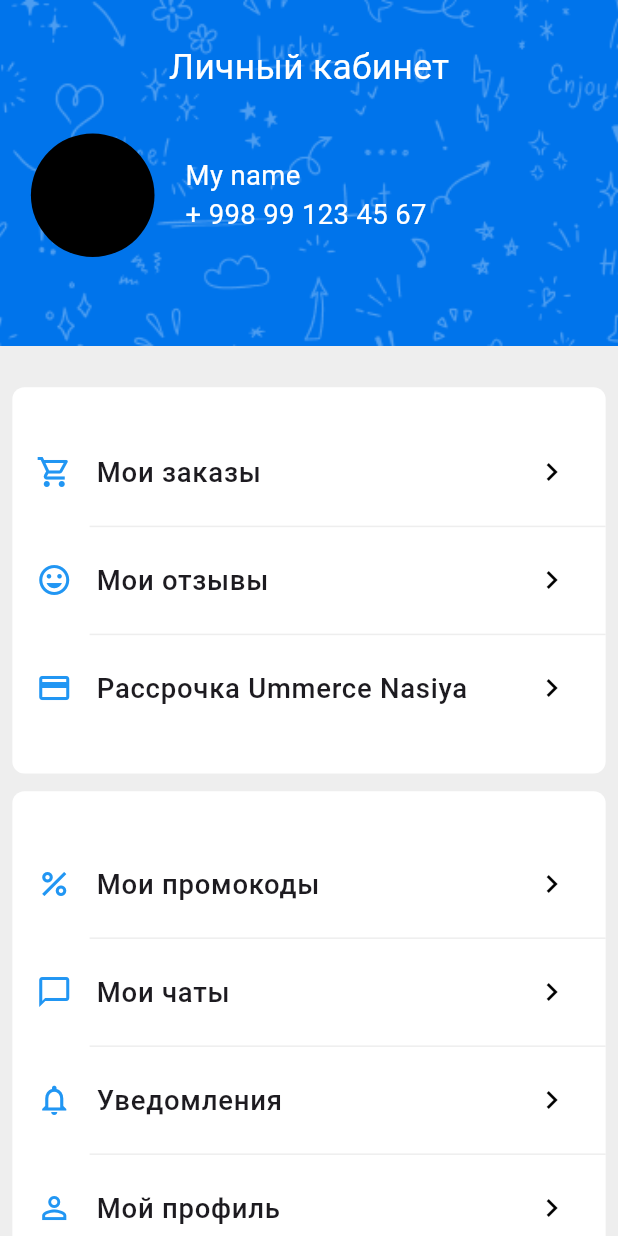
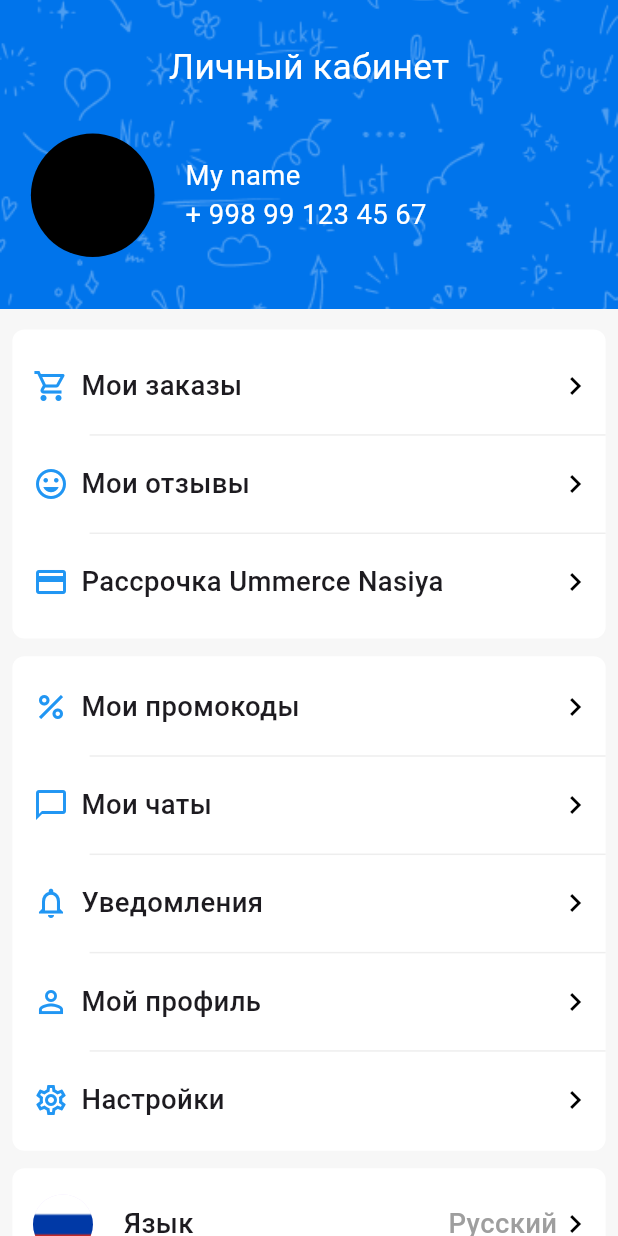
Before and after one commit to NurulloFayz/ecommerceulab, a Flutter app: the ProfilePage screen opened directly, on a phone screen of 412 x 824 dp. Run offline on Flutter 3.47's test engine with Material 3 defaults, Android fonts, the phone set to English and light mode, and no system bars; our stand-ins replace fan_carousel_image_slider, flutter_secure_storage, google_fonts, introduction_screen, pinput, shared_preferences; accounts and stored records are empty; network calls fail.

Commit message:
did some changes on Ui

```diff
--- a/lib/main.dart
+++ b/lib/main.dart
@@ -1,9 +1,11 @@
 import 'package:ecommerce_ulab/controller/provider/product_provider.dart';
 import 'package:ecommerce_ulab/pages/auth_pages/email_page.dart';
 import 'package:ecommerce_ulab/pages/auth_pages/enter_email_code_page.dart';
+import 'package:ecommerce_ulab/pages/catalog_page.dart';
 import 'package:ecommerce_ulab/pages/favourite_page.dart';
 import 'package:ecommerce_ulab/pages/home_page.dart';
 import 'package:ecommerce_ulab/pages/pages.dart';
+import 'package:ecommerce_ulab/pages/profile_page.dart';
 import 'package:ecommerce_ulab/pages/splash_page.dart';
 
 import 'package:flutter/material.dart';
@@ -31,7 +33,7 @@ class MyApp extends StatelessWidget {
           colorScheme: ColorScheme.fromSeed(seedColor: Colors.deepPurple),
           useMaterial3: true,
         ),
-        home: const MyPages(),
+        home: const EmailPage(),
         routes: {
           EmailPage.id:(context) => const EmailPage(),
           EnterEmailCodePage.id:(context) => const EnterEmailCodePage(''),
--- a/lib/pages/auth_pages/email_page.dart
+++ b/lib/pages/auth_pages/email_page.dart
@@ -25,11 +25,13 @@ class _EmailPageState extends State<EmailPage> {
     double screenHeight = MediaQuery.of(context).size.height;
     ViewEmailPage view = ViewEmailPage();
     return Scaffold(
+      backgroundColor: white,
         body: ChangeNotifierProvider(
           create: (context) => view,
           child: Consumer<ViewEmailPage>(
             builder: (context, view, index) {
               return SingleChildScrollView(
+                reverse: true,
                 physics: ClampingScrollPhysics(),
                 child: Container(
                   width: screenWidth,
@@ -85,7 +87,7 @@ class _EmailPageState extends State<EmailPage> {
                               hintText: Strings.authTextBDateHintText1,
                               hintStyle: TextStyle(color: Colors.grey,fontWeight: FontWeight.w400,fontSize: screenHeight / 42),
                               filled: true,
-                              fillColor: Colors.grey.withOpacity(0.2),
+                              fillColor: view.color,
                               contentPadding: EdgeInsets.all(screenHeight / 60),
                               border: OutlineInputBorder(
                                 borderSide: BorderSide.none,
@@ -115,7 +117,7 @@ class _EmailPageState extends State<EmailPage> {
                               hintText: Strings.authTextBDateHintText2,
                               hintStyle: TextStyle(color: Colors.grey,fontWeight: FontWeight.w400,fontSize: screenHeight / 42),
                               filled: true,
-                              fillColor: Colors.grey.withOpacity(0.2),
+                              fillColor: view.color,
                               contentPadding: EdgeInsets.all(screenHeight / 60),
                               border: OutlineInputBorder(
                                 borderSide: BorderSide.none,
@@ -146,7 +148,7 @@ class _EmailPageState extends State<EmailPage> {
                               hintText: Strings.authTextBPhoneNumber6,
                               hintStyle: TextStyle(color: Colors.grey,fontWeight: FontWeight.w400,fontSize: screenHeight / 42),
                               filled: true,
-                              fillColor: Colors.grey.withOpacity(0.2),
+                              fillColor:view.color,
                               contentPadding: EdgeInsets.all(screenHeight / 60),
                               border: OutlineInputBorder(
                                 borderSide: BorderSide.none,
@@ -177,7 +179,7 @@ class _EmailPageState extends State<EmailPage> {
                               hintText: Strings.authTextBDateHintText6,
                               hintStyle: TextStyle(color: Colors.grey,fontWeight: FontWeight.w400,fontSize: screenHeight / 42),
                               filled: true,
-                              fillColor: Colors.grey.withOpacity(0.2),
+                              fillColor: view.color,
                               contentPadding: EdgeInsets.all(screenHeight / 60),
                               border: OutlineInputBorder(
                                   borderSide: BorderSide.none,
--- a/lib/pages/catalog_page.dart
+++ b/lib/pages/catalog_page.dart
@@ -55,7 +55,7 @@ class _CatalogPageState extends State<CatalogPage> {
                             contentPadding: EdgeInsets.all(
                                 MediaQuery.of(context).size.height / 60),
                             filled: true,
-                            fillColor: Colors.grey.withOpacity(0.2),
+                            fillColor:view.color,
                             hintText: Strings.homePageHintText,
                             hintStyle: TextStyle(
                                 fontSize:
--- a/lib/pages/profile_page.dart
+++ b/lib/pages/profile_page.dart
@@ -1,8 +1,7 @@
-import 'package:ecommerce_ulab/pages/onBoarding_page.dart';
 import 'package:ecommerce_ulab/utils/color.dart';
 import 'package:ecommerce_ulab/utils/strings.dart';
+import 'package:ecommerce_ulab/views/view_profile_page.dart';
 import 'package:flutter/material.dart';
-import 'package:shared_preferences/shared_preferences.dart';
 
 class ProfilePage extends StatefulWidget {
   static const String id = 'profile_page';
@@ -14,17 +13,19 @@ class ProfilePage extends StatefulWidget {
 }
 
 class _ProfilePageState extends State<ProfilePage> {
+  ViewProfilePage view = ViewProfilePage();
   @override
   Widget build(BuildContext context) {
     double screenWidth = MediaQuery.of(context).size.width;
     double screenHeight = MediaQuery.of(context).size.height;
+    double figmaHeight = 203.0;
     return Scaffold(
-      backgroundColor: Colors.grey.shade200,
+      backgroundColor:view.color,
       body: SingleChildScrollView(
         child: Column(
           children: [
             Container(
-              height: screenHeight * 0.28,
+              height:figmaHeight * (screenHeight / 812),
               width: screenWidth,
               decoration: BoxDecoration(
                 image: DecorationImage(
@@ -86,12 +87,12 @@ class _ProfilePageState extends State<ProfilePage> {
               ),
             ),
             SizedBox(
-              height: screenHeight / 30,
+              height: screenHeight / 60,
             ),
             Container(
               margin: EdgeInsets.only(
                   right: screenWidth / 50, left: screenWidth / 50),
-              height: screenHeight / 3.2,
+              height: screenHeight / 4,
               width: screenHeight / 2.0,
               decoration: BoxDecoration(
                 color: white,
@@ -100,59 +101,83 @@ class _ProfilePageState extends State<ProfilePage> {
               child: Column(
                 mainAxisAlignment: MainAxisAlignment.center,
                 children: [
-                  ListTile(
-                    leading: Icon(
+                  SizedBox(height: screenHeight / 50,),
+                  Row(
+                    children: [
+                      SizedBox(width: screenWidth / 30,),
+                      Icon(
                         Icons.shopping_cart_outlined,
                         color: blue,
                       ),
-                    title: Text(
+                      SizedBox(width: screenWidth / 50,),
+                      Text(
                         Strings.profilePageText3,
                         style: TextStyle(
                             fontSize: screenHeight / 45,
                             fontWeight: FontWeight.w500),
                       ),
-                    trailing: Icon(
+                      Spacer(),
+                      Icon(
                         Icons.navigate_next,
                         color: black,
                       ),
+                      SizedBox(width: screenWidth / 50,)
+                    ],
                   ),
+                  SizedBox(height: screenHeight / 70,),
                   Divider(
                     indent: screenWidth / 8,
                     color: greyShade2,
                   ),
-                  ListTile(
-                    leading: Icon(
+                  SizedBox(height: screenHeight / 70,),
+                  Row(
+                    children: [
+                      SizedBox(width: screenWidth / 30,),
+                      Icon(
                         Icons.tag_faces,
                         color: blue,
                       ),
-                    title: Text(
+                      SizedBox(width: screenWidth / 50,),
+                      Text(
                             Strings.profilePageText4,
                             style: TextStyle(
                                 fontSize: screenHeight / 45,
                                 fontWeight: FontWeight.w500),
                           ),
-                    trailing: Icon(
+                      Spacer(),
+                      Icon(
                             Icons.navigate_next,
                             color: black,
                           ),
+                      SizedBox(width: screenWidth / 50,)
+                    ],
                   ),
+                  SizedBox(height: screenHeight / 70,),
                   Divider(indent: screenWidth / 8, color: greyShade2),
-                  ListTile(
-                    leading: Icon(
+                  SizedBox(height: screenHeight / 70,),
+                  Row(
+                    children: [
+                      SizedBox(width: screenWidth / 30,),
+                      Icon(
                             Icons.credit_card_outlined,
                             color: blue,
                           ),
-                    title: Text(
+                      SizedBox(width: screenWidth / 50,),
+                      Text(
                             Strings.profilePageText5,
                             style: TextStyle(
                                 fontSize: screenHeight / 45,
                                 fontWeight: FontWeight.w500),
                           ),
-                    trailing: Icon(
+                      Spacer(),
+                      Icon(
                             Icons.navigate_next,
                             color: black,
                           ),
-                  )
+                      SizedBox(width: screenWidth / 50,)
+                    ],
+                  ),
+                  SizedBox(height: screenHeight / 50,),
                 ],
               ),
             ),
@@ -162,7 +187,7 @@ class _ProfilePageState extends State<ProfilePage> {
             Container(
               margin: EdgeInsets.only(
                   right: screenWidth / 50, left: screenWidth / 50),
-              height: screenHeight / 2,
+              height: screenHeight / 2.5,
               width: screenHeight / 2.0,
               decoration: BoxDecoration(
                 color: white,
@@ -171,102 +196,142 @@ class _ProfilePageState extends State<ProfilePage> {
               child: Column(
                 mainAxisAlignment: MainAxisAlignment.center,
                 children: [
-                  ListTile(
-                    leading: Icon(
+                  SizedBox(height: screenHeight / 50,),
+                  Row(
+                    children: [
+                      SizedBox(width: screenWidth / 30,),
+                      Icon(
                         Icons.percent,
                         color: blue,
                       ),
-                    title: Text(
+                      SizedBox(width: screenWidth / 50,),
+                      Text(
                         Strings.profilePageText6,
                         style: TextStyle(
                             fontSize: screenHeight / 45,
                             fontWeight: FontWeight.w500),
                       ),
-                    trailing: Icon(
+                      Spacer(),
+                      Icon(
                         Icons.navigate_next,
                         color: black,
                       ),
+                      SizedBox(width: screenWidth / 50,)
+                    ],
                   ),
+                  SizedBox(height: screenHeight / 70,),
                   Divider(
                     indent: screenWidth / 8,
                     color: greyShade2,
                   ),
-                  ListTile(
-                    leading: Icon(
+                  SizedBox(height: screenHeight / 70,),
+                  Row(
+                    children: [
+                      SizedBox(width: screenWidth / 30,),
+                      Icon(
                         Icons.chat_bubble_outline_outlined,
                         color: blue,
                       ),
-                    title: Text(
+                      SizedBox(width: screenWidth / 50,),
+                      Text(
                         Strings.profilePageText7,
                         style: TextStyle(
                             fontSize: screenHeight / 45,
                             fontWeight: FontWeight.w500),
                       ),
-                    trailing: Icon(
+                      Spacer(),
+                      Icon(
                         Icons.navigate_next,
                         color: black,
                       ),
+                      SizedBox(width: screenWidth / 50,)
+                    ],
                   ),
+                  SizedBox(height: screenHeight / 70,),
                   Divider(
                     indent: screenWidth / 8,
                     color: greyShade2,
                   ),
-                  ListTile(
-                    leading: Icon(
+                  SizedBox(height: screenHeight / 70,),
+                  Row(
+                    children: [
+                      SizedBox(width: screenWidth / 30,),
+                      Icon(
                         Icons.notifications_none_outlined,
                         color: blue,
                       ),
-                    title: Text(
+                      SizedBox(width: screenWidth / 50,),
+                      Text(
                         Strings.profilePageText8,
                         style: TextStyle(
                             fontSize: screenHeight / 45,
                             fontWeight: FontWeight.w500),
                       ),
-                    trailing: Icon(
+                      Spacer(),
+                      Icon(
                         Icons.navigate_next,
                         color: black,
                       ),
+                      SizedBox(width: screenWidth / 50,)
+                    ],
                   ),
+                  SizedBox(height: screenHeight / 70,),
                   Divider(
                     indent: screenWidth / 8,
                     color: greyShade2,
                   ),
-                  ListTile(
-                    leading: Icon(
+                  SizedBox(height: screenHeight / 70,),
+                  Row(
+                    children: [
+                      SizedBox(width: screenWidth / 30,),
+                      Icon(
                         Icons.person_outline_outlined,
                         color: blue,
                       ),
-                    title: Text(
+                      SizedBox(width: screenWidth / 50,),
+                      Text(
                         Strings.profilePageText9,
                         style: TextStyle(
                             fontSize: screenHeight / 45,
                             fontWeight: FontWeight.w500),
                       ),
-                    trailing: Icon(
+                      Spacer(),
+                      Icon(
                         Icons.navigate_next,
                         color: black,
                       ),
+                      SizedBox(width: screenWidth / 50,)
+                    ],
                   ),
+                  SizedBox(height: screenHeight / 70,),
                   Divider(
                     indent: screenWidth / 8,
                     color: greyShade2,
                   ),
-                  ListTile(
-                    leading: Icon(
+                  SizedBox(height: screenHeight / 70,),
+                  Row(
+                    children: [
+                      SizedBox(width: screenWidth / 30,),
+                      Icon(
                         Icons.settings_outlined,
                         color: blue,
                       ),
-                    title: Text(
+                      SizedBox(width: screenWidth / 50,),
+                      Text(
                         Strings.profilePageText10,
                         style: TextStyle(
                             fontSize: screenHeight / 45,
                             fontWeight: FontWeight.w500),
                       ),
-                    trailing: Icon(
+                      Spacer(),
+                      Icon(
                         Icons.navigate_next,
                         color: black,
                       ),
+                      SizedBox(width: screenWidth / 50,)
+                    ],
                   ),
+                  SizedBox(height: screenHeight / 50,),
                 ],
               ),
             ),
@@ -315,7 +380,7 @@ class _ProfilePageState extends State<ProfilePage> {
                           color: black,
                         ),
                         SizedBox(
-                          width: screenWidth / 18,
+                          width: screenWidth / 50,
                         ),
                       ],
                     ),
@@ -327,7 +392,7 @@ class _ProfilePageState extends State<ProfilePage> {
             Container(
               margin: EdgeInsets.only(
                   right: screenWidth / 50, left: screenWidth / 50),
-              height: screenHeight / 5,
+              height: screenHeight / 6.1,
               width: screenHeight / 2.0,
               decoration: BoxDecoration(
                 color: white,
@@ -336,21 +401,15 @@ class _ProfilePageState extends State<ProfilePage> {
               child: Column(
                 mainAxisAlignment: MainAxisAlignment.center,
                 children: [
-                  SizedBox(
-                    height: screenHeight / 50,
-                  ),
+                  SizedBox(height: screenHeight / 50,),
                   Row(
                     children: [
-                      SizedBox(
-                        width: screenWidth / 30,
-                      ),
+                      SizedBox(width: screenWidth / 30,),
                       Icon(
                         Icons.location_on_outlined,
                         color: blue,
                       ),
-                      SizedBox(
-                        width: screenWidth / 20,
-                      ),
+                      SizedBox(width: screenWidth / 50,),
                       Text(
                         Strings.profilePageText12,
                         style: TextStyle(
@@ -369,34 +428,38 @@ class _ProfilePageState extends State<ProfilePage> {
                         Icons.navigate_next,
                         color: black,
                       ),
-                      SizedBox(
-                        width: screenWidth / 18,
-                      ),
+                      SizedBox(width: screenWidth / 50,)
                     ],
                   ),
-                  SizedBox(
-                    height: screenHeight / 50,
-                  ),
+                  SizedBox(height: screenHeight / 70,),
                   Divider(
                     indent: screenWidth / 8,
                     color: greyShade2,
                   ),
-                  ListTile(
-                    leading: Icon(
+                  SizedBox(height: screenHeight / 70,),
+                  Row(
+                    children: [
+                      SizedBox(width: screenWidth / 30,),
+                      Icon(
                         Icons.map_outlined,
                         color: blue,
                       ),
-                    title: Text(
+                      SizedBox(width: screenWidth / 50,),
+                      Text(
                         Strings.profilePageText13,
                         style: TextStyle(
                             fontSize: screenHeight / 45,
                             fontWeight: FontWeight.w500),
                       ),
-                    trailing: Icon(
+                      Spacer(),
+                      Icon(
                         Icons.navigate_next,
                         color: black,
                       ),
+                      SizedBox(width: screenWidth / 50,)
+                    ],
                   ),
+                  SizedBox(height: screenHeight / 50,),
                 ],
               ),
             ),
@@ -406,7 +469,7 @@ class _ProfilePageState extends State<ProfilePage> {
             Container(
               margin: EdgeInsets.only(
                   right: screenWidth / 50, left: screenWidth / 50),
-              height: screenHeight / 5,
+              height: screenHeight / 6.4,
               width: screenHeight / 2.0,
               decoration: BoxDecoration(
                 color: white,
@@ -415,42 +478,58 @@ class _ProfilePageState extends State<ProfilePage> {
               child: Column(
                 mainAxisAlignment: MainAxisAlignment.center,
                 children: [
-                  ListTile(
-                    leading: Icon(
+                  SizedBox(height: screenHeight / 50,),
+                  Row(
+                    children: [
+                      SizedBox(width: screenWidth / 30,),
+                      Icon(
                         Icons.help_outline_outlined,
                         color: blue,
                       ),
-                    title: Text(
+                      SizedBox(width: screenWidth / 50,),
+                      Text(
                         Strings.profilePageText14,
                         style: TextStyle(
                             fontSize: screenHeight / 45,
                             fontWeight: FontWeight.w500),
                       ),
-                    trailing: Icon(
+                      Spacer(),
+                      Icon(
                         Icons.navigate_next,
                         color: black,
                       ),
+                      SizedBox(width: screenWidth / 50,)
+                    ],
                   ),
+                  SizedBox(height: screenHeight / 70,),
                   Divider(
                     indent: screenWidth / 8,
                     color: greyShade2,
                   ),
-                  ListTile(
-                    leading: Icon(
+                  SizedBox(height: screenHeight / 70,),
+                  Row(
+                    children: [
+                      SizedBox(width: screenWidth / 30,),
+                      Icon(
                         Icons.email_outlined,
                         color: blue,
                       ),
-                    title: Text(
+                      SizedBox(width: screenWidth / 50,),
+                      Text(
                         Strings.profilePageText15,
                         style: TextStyle(
                             fontSize: screenHeight / 45,
                             fontWeight: FontWeight.w500),
                       ),
-                    trailing: Icon(
+                      Spacer(),
+                      Icon(
                         Icons.navigate_next,
                         color: black,
                       ),
+                      SizedBox(width: screenWidth / 50,)
+                    ],
                   ),
+                  SizedBox(height: screenHeight / 50,),
                 ],
               ),
             ),
--- a/lib/views/view_catalog_page.dart
+++ b/lib/views/view_catalog_page.dart
@@ -10,4 +10,5 @@ class ViewCatalogPage {
   void navigateToMyPages(BuildContext context) {
     Navigator.pushReplacement(context, MaterialPageRoute(builder: (context) => MyPages()));
   }
+  Color color = const Color(0xFFF5F6F8);
 }
--- a/lib/views/view_email_page.dart
+++ b/lib/views/view_email_page.dart
@@ -57,5 +57,6 @@ class ViewEmailPage extends ChangeNotifier{
       print('Login failed: ${response.body}');
     }
   }
+  Color color = const Color(0xFFF5F6F8);
 
 }
--- /dev/null
+++ b/lib/views/view_profile_page.dart
@@ -0,0 +1,8 @@
+
+
+import 'package:flutter/material.dart';
+
+class ViewProfilePage {
+  Color color = const Color(0xFFF7F7F7);
+
+}
```
Lines whose indentation alone changed are shown as unchanged.
